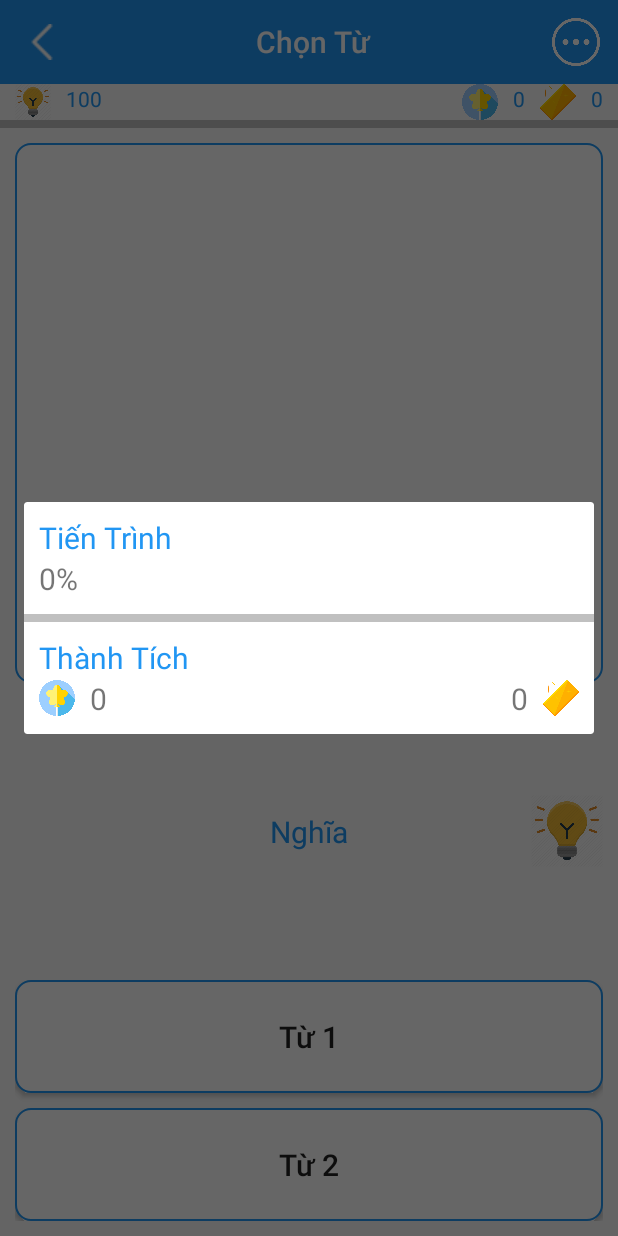
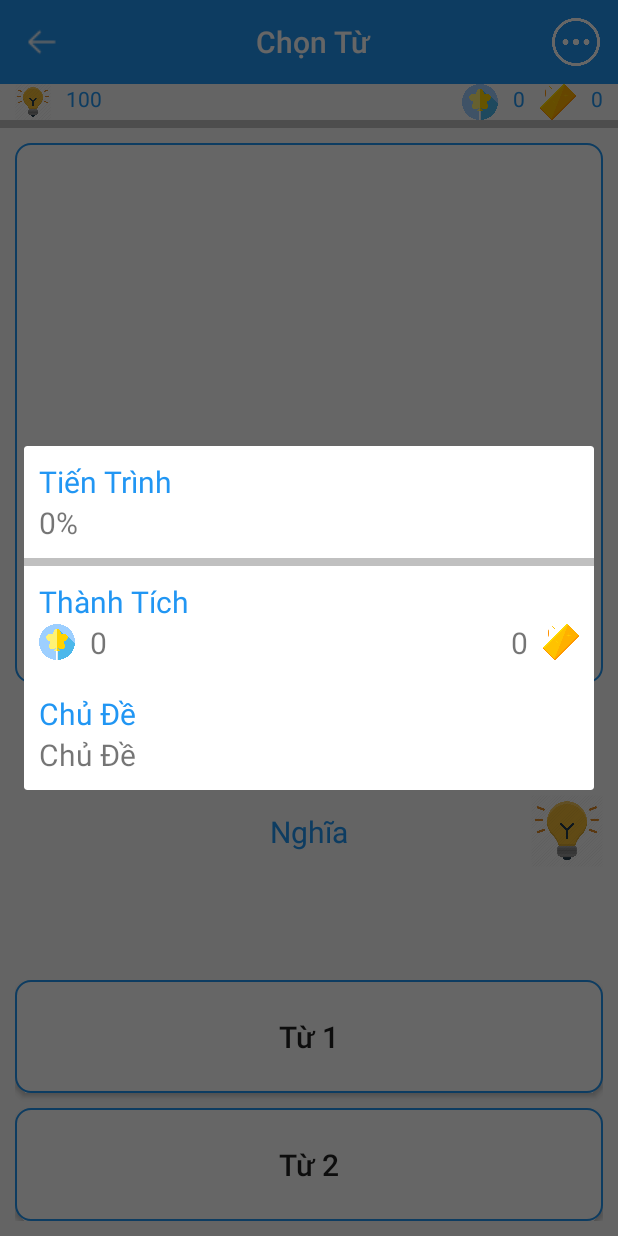
Before and after one commit to hoanglam0869/TOEIC, an Android app: the ChonTuActivity screen opened directly, with no data from a screen before it, after a tap on an icon or button, on a phone screen of 412 x 824 dp. Run offline under Robolectric (Android 15) with nearby library versions, the phone set to English and light mode, and no system bars; our stand-ins replace Picasso; pictures from the network do not load; 13 statements that could not run were skipped.

Commit message:
Learn 600 TOEIC Words

```diff
--- a/app/src/main/java/com/hoanglam0869/toeic/ChonTuActivity.java
+++ b/app/src/main/java/com/hoanglam0869/toeic/ChonTuActivity.java
@@ -40,11 +40,11 @@ public class ChonTuActivity extends AppCompatActivity {
     ArrayList<DuLieu> mangDuLieu, mangTron;
     ArrayList<String> mangTraLoi;
 
-    int chude = -1;
+    String chude;
     int stt = 0;
     int GoiYDe, Exp, Vang;
     int sai = 0;
-    boolean GoiY;
+    boolean isGoiY;
 
     @Override
     protected void onCreate(Bundle savedInstanceState) {
@@ -61,10 +61,10 @@ public class ChonTuActivity extends AppCompatActivity {
         });
 
         Intent intent = getIntent();
-        chude = intent.getIntExtra("chude", 123);
+        chude = intent.getStringExtra("chude");
 
         database = Database.initDatabase(this, DATABASE_NAME);
-        Cursor cursor = database.rawQuery("SELECT * FROM TOEIC WHERE Chude=" + chude, null);
+        Cursor cursor = database.rawQuery("SELECT * FROM TOEIC WHERE Chude='" + chude + "'", null);
         cursor.moveToFirst();
 
         mangDuLieu = new ArrayList<>();
@@ -81,7 +81,7 @@ public class ChonTuActivity extends AppCompatActivity {
         imgGoiYDe.setOnClickListener(new View.OnClickListener() {
             @Override
             public void onClick(View v) {
-                GoiY = true;
+                isGoiY = true;
                 GoiYDe = Integer.parseInt(txtGoiYDe.getText().toString());
                 txtGoiYDe.setText(GoiYDe - 1 + "");
                 btnTu1.setClickable(false);
@@ -181,7 +181,7 @@ public class ChonTuActivity extends AppCompatActivity {
 
         Exp = 6;
         Vang = 3;
-        GoiY = false;
+        isGoiY = false;
     }
 
     public void ChonDapAn(View view) {
@@ -231,7 +231,7 @@ public class ChonTuActivity extends AppCompatActivity {
         if (mangTron.get(stt).getKetQua().equals("")){
             mangTron.get(stt).setKetQua(kq);
         }
-        if (GoiY & !mangTron.get(stt).getKetQua().equals("S")){
+        if (isGoiY & !mangTron.get(stt).getKetQua().equals("S")){
             Exp = 0;
             Vang = 0;
         }
@@ -274,11 +274,14 @@ public class ChonTuActivity extends AppCompatActivity {
             ProgressBar pbTienTrinh = dialog.findViewById(R.id.pbTienTrinh);
             TextView txtExpdialog = dialog.findViewById(R.id.textViewExp);
             TextView txtVangdialog = dialog.findViewById(R.id.textViewVang);
+            TextView txtChuDe = dialog.findViewById(R.id.textViewChuDe);
+
             int TienTrinh = (stt + 1) * progressBar.getMax() / mangTron.size();
             txtTienTrinh.setText(TienTrinh + "%");
             pbTienTrinh.setProgress(TienTrinh);
             txtExpdialog.setText(txtExp.getText().toString());
             txtVangdialog.setText(txtVang.getText().toString());
+            txtChuDe.setText(mangTron.get(stt).getChuDe());
 
             dialog.show();
         }
--- a/app/src/main/res/layout/main_menu.xml
+++ b/app/src/main/res/layout/main_menu.xml
@@ -4,7 +4,7 @@
     android:layout_height="match_parent">
 
     <RelativeLayout
-        android:id="@+id/relativeLayout"
+        android:id="@+id/relativeLayout1"
         android:layout_width="match_parent"
         android:layout_height="wrap_content"
         android:padding="10dp">
@@ -31,10 +31,11 @@
         style="?android:attr/progressBarStyleHorizontal"
         android:layout_width="match_parent"
         android:layout_height="@dimen/ChieuCaoProgressBar"
-        android:layout_below="@id/relativeLayout"
+        android:layout_below="@id/relativeLayout1"
         android:progressDrawable="@drawable/custom_progressbar" />
 
     <RelativeLayout
+        android:id="@+id/relativeLayout2"
         android:layout_width="match_parent"
         android:layout_height="wrap_content"
         android:layout_below="@id/pbTienTrinh"
@@ -86,6 +87,28 @@
                 android:text="@string/ThanhTich"
                 android:textSize="@dimen/ChieuCaoChu" />
         </RelativeLayout>
+    </RelativeLayout>
 
+    <RelativeLayout
+        android:padding="10dp"
+        android:layout_below="@id/relativeLayout2"
+        android:layout_width="match_parent"
+        android:layout_height="wrap_content">
+
+        <TextView
+            android:id="@+id/textView3"
+            android:layout_width="match_parent"
+            android:layout_height="wrap_content"
+            android:text="@string/ChuDe"
+            android:textColor="@color/MauChuDao"
+            android:textSize="@dimen/ChieuCaoChu" />
+
+        <TextView
+            android:id="@+id/textViewChuDe"
+            android:layout_width="match_parent"
+            android:layout_height="wrap_content"
+            android:layout_below="@id/textView3"
+            android:text="@string/ChuDe"
+            android:textSize="@dimen/ChieuCaoChu" />
     </RelativeLayout>
 </RelativeLayout>
--- a/app/src/main/res/values/strings.xml
+++ b/app/src/main/res/values/strings.xml
@@ -5,4 +5,5 @@
     <string name="TiepTuc">Tiếp Tục</string>
     <string name="TienTrinh">Tiến Trình</string>
     <string name="ThanhTich">Thành Tích</string>
+    <string name="ChuDe">Chủ Đề</string>
 </resources>
```
Also changed, not shown: app/src/main/java/com/hoanglam0869/toeic/MainActivity.java (+9 -8 lines), app/src/main/assets/toeic.sqlite, app/src/main/res/drawable/quaylai.png.
